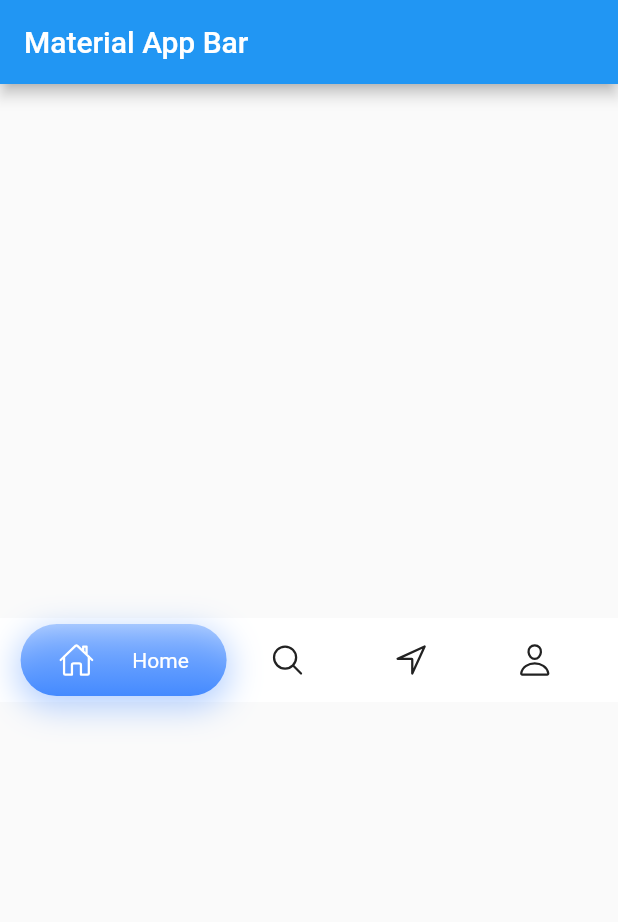
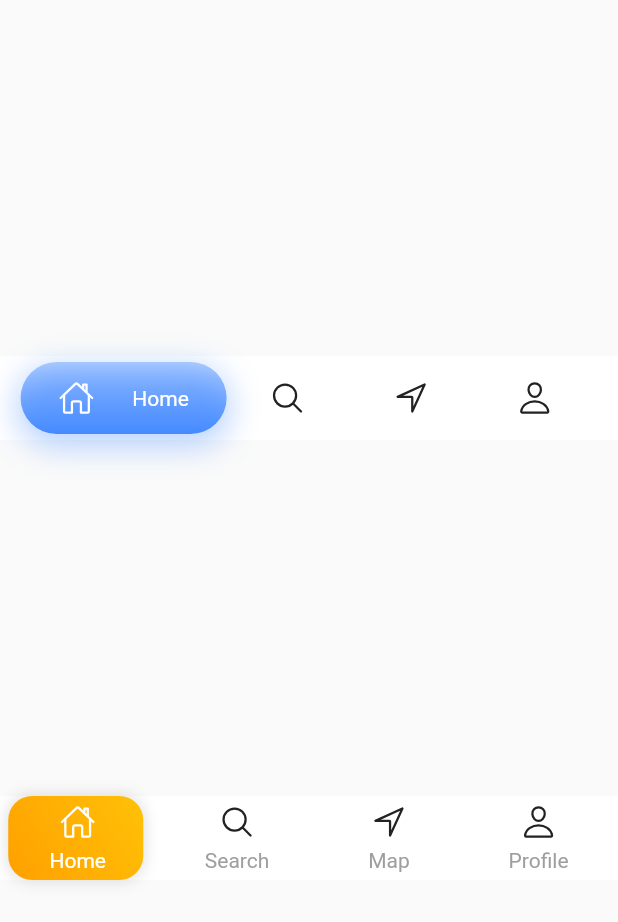
Before and after one commit to seyfettiny/BottomNavigationBars, a Flutter app: the screen it shows after launch, on a phone screen of 412 x 824 dp. Shown: the top 922 px of the screen. Run offline on Flutter 3.47's test engine with Material 2 defaults, Android fonts, the phone set to English and light mode, and no system bars; our stand-ins replace ionicons.

Commit message:
Implement Shifting Navigation Bar

```diff
--- a/lib/google_bottom_nav.dart
+++ /dev/null
@@ -1,155 +0,0 @@
-import 'package:flutter/material.dart';
-import 'package:ionicons/ionicons.dart';
-
-class FirstBottomNav extends StatefulWidget {
-  const FirstBottomNav({
-    Key? key,
-  }) : super(key: key);
-
-  @override
-  State<FirstBottomNav> createState() => _FirstBottomNavState();
-}
-
-class _FirstBottomNavState extends State<FirstBottomNav>
-    with SingleTickerProviderStateMixin {
-  late final _animationController;
-  int _currentIndex = 0;
-  @override
-  void initState() {
-    super.initState();
-    _animationController = AnimationController(
-        vsync: this, duration: const Duration(milliseconds: 200))
-      ..addListener(() {
-        setState(() {});
-      });
-  }
-
-  @override
-  void dispose() {
-    _animationController.dispose();
-    super.dispose();
-  }
-
-  @override
-  Widget build(BuildContext context) {
-    return Material(
-      child: Container(
-        height: AppBar().preferredSize.height,
-        color: Colors.white,
-        child: Row(
-          mainAxisAlignment: MainAxisAlignment.spaceEvenly,
-          children: [
-            BottomBarItem(
-              icon: Ionicons.home_outline,
-              label: 'Home',
-              selected: _currentIndex == 0,
-              selectedColor: Colors.blueAccent,
-              onTap: () {
-                setState(() {
-                  _currentIndex = 0;
-                });
-              },
-            ),
-            BottomBarItem(
-              icon: Ionicons.search_outline,
-              label: 'Search',
-              selected: _currentIndex == 1,
-              selectedColor: Colors.pinkAccent,
-              onTap: () {
-                setState(() {
-                  _currentIndex = 1;
-                });
-              },
-            ),
-            BottomBarItem(
-              icon: Ionicons.navigate_outline,
-              label: 'Map',
-              selected: _currentIndex == 2,
-              selectedColor: Colors.amber,
-              onTap: () {
-                setState(() {
-                  _currentIndex = 2;
-                });
-              },
-            ),
-            BottomBarItem(
-              icon: Ionicons.person_outline,
-              label: 'Profile',
-              selected: _currentIndex == 3,
-              selectedColor: Colors.deepPurpleAccent,
-              onTap: () {
-                setState(() {
-                  _currentIndex = 3;
-                });
-              },
-            ),
-          ],
-        ),
-      ),
-    );
-  }
-
-  InkWell BottomBarItem({
-    required IconData icon,
-    required String label,
-    required bool selected,
-    required VoidCallback onTap,
-    required Color selectedColor,
-  }) {
-    return InkWell(
-      onTap: onTap,
-      splashColor: Colors.transparent,
-      child: AnimatedContainer(
-        duration: _animationController.duration,
-        alignment: Alignment.center,
-        decoration: BoxDecoration(
-          gradient: LinearGradient(
-            colors: [
-              selected ? selectedColor.withAlpha(100) : Colors.transparent,
-              selected ? selectedColor : Colors.transparent,
-            ],
-            begin: Alignment.topCenter,
-            end: Alignment.bottomCenter,
-          ),
-          boxShadow: [
-            BoxShadow(
-              color:
-                  selected ? selectedColor.withAlpha(100) : Colors.transparent,
-              blurRadius: selected ? 18 : 0,
-              spreadRadius: selected ? 2 : 0,
-              offset: Offset(0, selected ? 6 : 0),
-            ),
-          ],
-          borderRadius: BorderRadius.circular(24.0),
-        ),
-        height: 48,
-        width: selected
-            ? MediaQuery.of(context).size.width / 3
-            : MediaQuery.of(context).size.width / 6,
-        child: Row(
-          mainAxisAlignment: MainAxisAlignment.spaceEvenly,
-          mainAxisSize: MainAxisSize.max,
-          children: [
-            Icon(
-              icon,
-              color: selected ? Colors.white : Colors.black87,
-            ),
-            Flexible(
-              child: Visibility(
-                visible: selected,
-                child: Text(
-                  label,
-                  overflow: TextOverflow.fade,
-                  maxLines: 1,
-                  style: TextStyle(
-                    color: selected ? Colors.white : Colors.black87,
-                  ),
-                ),
-              ),
-            )
-          ],
-        ),
-      ),
-    );
-  }
-}
--- a/lib/main.dart
+++ b/lib/main.dart
@@ -1,6 +1,8 @@
 import 'package:flutter/material.dart';
 
-import 'google_bottom_nav.dart';
+import 'nav_items/google_bottom_nav.dart';
+import 'nav_items/shifting_bottom_nav.dart';
+
 
 void main() => runApp(const MyApp());
 
@@ -9,13 +11,11 @@ class MyApp extends StatelessWidget {
 
   @override
   Widget build(BuildContext context) {
-    return MaterialApp(
+    return const MaterialApp(
       title: 'Material App',
+      debugShowCheckedModeBanner: false,
       home: Scaffold(
-        appBar: AppBar(
-          title: const Text('Material App Bar'),
-        ),
-        body: const HomeScreen(),
+        body: HomeScreen(),
       ),
     );
   }
@@ -32,7 +32,8 @@ class HomeScreen extends StatelessWidget {
       child: Column(
         mainAxisAlignment: MainAxisAlignment.spaceEvenly,
         children: const [
-          FirstBottomNav(),
+          GoogleBottonNav(),
+          ShiftingBottomNav(),
         ],
       ),
     );
--- /dev/null
+++ b/lib/nav_items/google_bottom_nav.dart
@@ -0,0 +1,136 @@
+import 'package:flutter/material.dart';
+import 'package:ionicons/ionicons.dart';
+
+class GoogleBottonNav extends StatefulWidget {
+  const GoogleBottonNav({
+    Key? key,
+  }) : super(key: key);
+
+  @override
+  State<GoogleBottonNav> createState() => _GoogleBottonNavState();
+}
+
+class _GoogleBottonNavState extends State<GoogleBottonNav> {
+  int _currentIndex = 0;
+
+  @override
+  Widget build(BuildContext context) {
+    return Container(
+      height: AppBar().preferredSize.height,
+      color: Colors.white,
+      child: Row(
+        mainAxisAlignment: MainAxisAlignment.spaceEvenly,
+        children: [
+          bottomBarItem(
+            icon: Ionicons.home_outline,
+            label: 'Home',
+            selected: _currentIndex == 0,
+            selectedColor: Colors.blueAccent,
+            onTap: () {
+              setState(() {
+                _currentIndex = 0;
+              });
+            },
+          ),
+          bottomBarItem(
+            icon: Ionicons.search_outline,
+            label: 'Search',
+            selected: _currentIndex == 1,
+            selectedColor: Colors.pinkAccent,
+            onTap: () {
+              setState(() {
+                _currentIndex = 1;
+              });
+            },
+          ),
+          bottomBarItem(
+            icon: Ionicons.navigate_outline,
+            label: 'Map',
+            selected: _currentIndex == 2,
+            selectedColor: Colors.amber,
+            onTap: () {
+              setState(() {
+                _currentIndex = 2;
+              });
+            },
+          ),
+          bottomBarItem(
+            icon: Ionicons.person_outline,
+            label: 'Profile',
+            selected: _currentIndex == 3,
+            selectedColor: Colors.deepPurpleAccent,
+            onTap: () {
+              setState(() {
+                _currentIndex = 3;
+              });
+            },
+          ),
+        ],
+      ),
+    );
+  }
+
+  InkWell bottomBarItem({
+    required IconData icon,
+    required String label,
+    required bool selected,
+    required VoidCallback onTap,
+    required Color selectedColor,
+  }) {
+    return InkWell(
+      onTap: onTap,
+      splashColor: Colors.transparent,
+      child: AnimatedContainer(
+        duration: const Duration(milliseconds: 200),
+        alignment: Alignment.center,
+        decoration: BoxDecoration(
+          gradient: LinearGradient(
+            colors: [
+              selected ? selectedColor.withAlpha(100) : Colors.transparent,
+              selected ? selectedColor : Colors.transparent,
+            ],
+            begin: Alignment.topCenter,
+            end: Alignment.bottomCenter,
+          ),
+          boxShadow: [
+            BoxShadow(
+              color:
+                  selected ? selectedColor.withAlpha(100) : Colors.transparent,
+              blurRadius: selected ? 18 : 0,
+              spreadRadius: selected ? 2 : 0,
+              offset: Offset(0, selected ? 6 : 0),
+            ),
+          ],
+          borderRadius: BorderRadius.circular(24.0),
+        ),
+        height: 48,
+        width: selected
+            ? MediaQuery.of(context).size.width / 3
+            : MediaQuery.of(context).size.width / 6,
+        child: Row(
+          mainAxisAlignment: MainAxisAlignment.spaceEvenly,
+          mainAxisSize: MainAxisSize.max,
+          children: [
+            Icon(
+              icon,
+              color: selected ? Colors.white : Colors.black87,
+            ),
+            Flexible(
+              child: Visibility(
+                visible: selected,
+                child: Text(
+                  label,
+                  overflow: TextOverflow.fade,
+                  maxLines: 1,
+                  style: TextStyle(
+                    color: selected ? Colors.white : Colors.black87,
+                  ),
+                ),
+              ),
+            )
+          ],
+        ),
+      ),
+    );
+  }
+}
--- /dev/null
+++ b/lib/nav_items/shifting_bottom_nav.dart
@@ -0,0 +1,134 @@
+import 'package:flutter/material.dart';
+import 'package:ionicons/ionicons.dart';
+
+class ShiftingBottomNav extends StatefulWidget {
+  const ShiftingBottomNav({Key? key}) : super(key: key);
+
+  @override
+  State<ShiftingBottomNav> createState() => _ShiftingBottomNavState();
+}
+
+class _ShiftingBottomNavState extends State<ShiftingBottomNav> {
+  int _currentIndex = 0;
+  @override
+  Widget build(BuildContext context) {
+    return Container(
+      height: AppBar().preferredSize.height,
+      color: Colors.white,
+      child: Stack(
+        children: [
+          AnimatedPositioned(
+            duration: const Duration(milliseconds: 500),
+            curve: Curves.easeInOutCirc,
+            width: 90,
+            height: AppBar().preferredSize.height,
+            left: (MediaQuery.of(context).size.width / 8) *
+                    (_currentIndex * 2 + 1) -
+                46,
+            child: Container(
+              decoration: BoxDecoration(
+                color: Colors.amber,
+                borderRadius: BorderRadius.circular(16),
+                boxShadow: const [
+                  BoxShadow(
+                    color: Colors.black12,
+                    blurRadius: 8,
+                    spreadRadius: 1,
+                  ),
+                ],
+                gradient: LinearGradient(
+                  colors: [
+                    Colors.amber,
+                    Colors.amber.shade700,
+                  ],
+                  begin: Alignment.topRight,
+                  end: Alignment.bottomLeft,
+                ),
+              ),
+              width: 50,
+            ),
+          ),
+          Row(
+            mainAxisAlignment: MainAxisAlignment.spaceAround,
+            children: [
+              bottomBarItem(
+                icon: Ionicons.home_outline,
+                label: 'Home',
+                selected: _currentIndex == 0,
+                onTap: () {
+                  setState(() {
+                    _currentIndex = 0;
+                  });
+                },
+              ),
+              bottomBarItem(
+                icon: Ionicons.search_outline,
+                label: 'Search',
+                selected: _currentIndex == 1,
+                onTap: () {
+                  setState(() {
+                    _currentIndex = 1;
+                  });
+                },
+              ),
+              bottomBarItem(
+                icon: Ionicons.navigate_outline,
+                label: 'Map',
+                selected: _currentIndex == 2,
+                onTap: () {
+                  setState(() {
+                    _currentIndex = 2;
+                  });
+                },
+              ),
+              bottomBarItem(
+                icon: Ionicons.person_outline,
+                label: 'Profile',
+                selected: _currentIndex == 3,
+                onTap: () {
+                  setState(() {
+                    _currentIndex = 3;
+                  });
+                },
+              ),
+            ],
+          ),
+        ],
+      ),
+    );
+  }
+
+  Widget bottomBarItem(
+      {required IconData icon,
+      required String label,
+      required bool selected,
+      required VoidCallback onTap}) {
+    return InkWell(
+      onTap: onTap,
+      child: Container(
+        padding: const EdgeInsets.symmetric(horizontal: 16),
+        child: Column(
+          mainAxisAlignment: MainAxisAlignment.spaceEvenly,
+          children: [
+            AnimatedTheme(
+                duration: const Duration(milliseconds: 300),
+                data: ThemeData(
+                  iconTheme: IconThemeData(
+                    color: selected ? Colors.white : Colors.black87,
+                  ),
+                ),
+                child: Icon(
+                  icon,
+                )),
+            AnimatedDefaultTextStyle(
+                duration: const Duration(milliseconds: 300),
+                style: TextStyle(
+                  color: selected ? Colors.white : Colors.grey,
+                ),
+                child: Text(label)),
+          ],
+        ),
+      ),
+    );
+  }
+}
```
